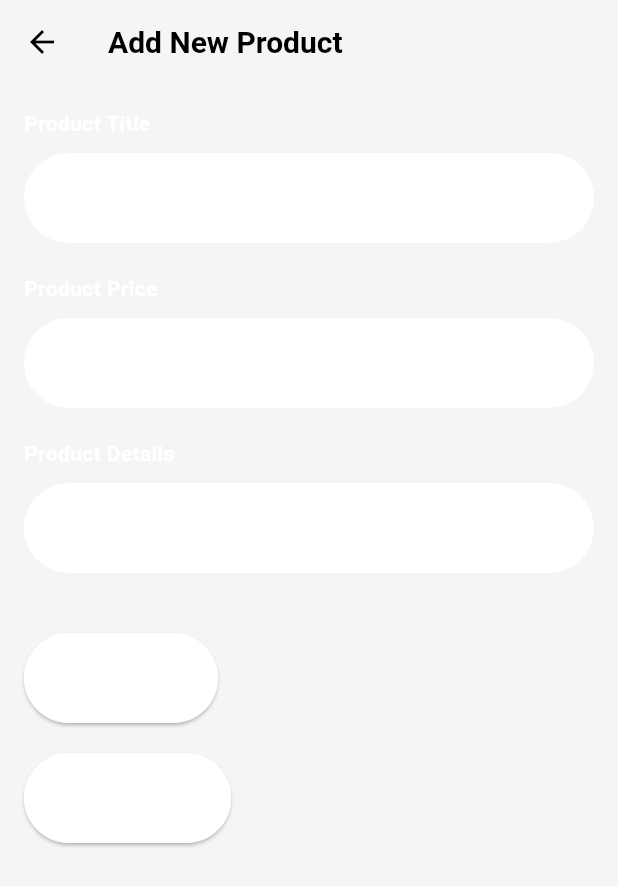
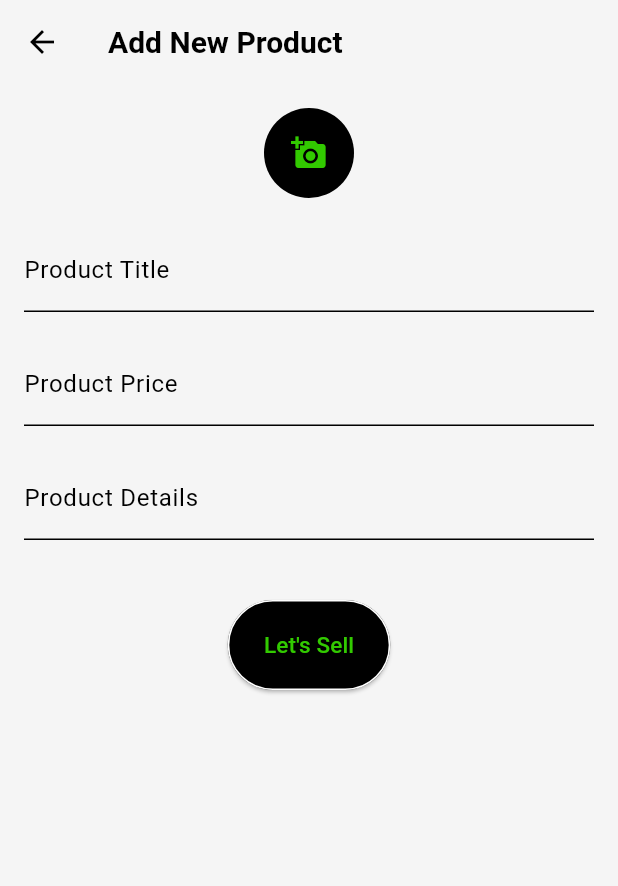
Before and after one commit to karankk-05/Treddit, a Flutter app: the AddPost screen opened by its route, on a phone screen of 412 x 824 dp. Shown: the top 886 px of the screen. Run offline on Flutter 3.47's test engine with Material 3 defaults, Android fonts, the phone set to English and light mode, and no system bars; our stand-ins replace flutter_animate, flutter_secure_storage, image_picker; accounts and stored records are empty; Roboto replaces fonts that are missing (OpenSans).

Commit message:
Fixed Add Post Page UI

```diff
--- a/frontend/kampus_konnect/lib/domains/addpost/add_post_page.dart
+++ b/frontend/kampus_konnect/lib/domains/addpost/add_post_page.dart
@@ -27,6 +27,12 @@ class _AddPostState extends State<AddPost> {
             pickedFiles.map((pickedFile) => File(pickedFile.path)).toList();
       });
     }
+  }
+
+  void _removeImage(int index) {
+    setState(() {
+      _images.removeAt(index);
+    });
   }
 
   Future<void> _submit() async {
@@ -60,89 +66,94 @@ class _AddPostState extends State<AddPost> {
         child: Form(
           child: ListView(
             children: [
-              fields.TextField(
-                  label: 'Product Title',
+              Center(
+                child: CircleAvatar(
+                  backgroundColor:
+                      Theme.of(context).colorScheme.secondaryContainer,
+                  radius: 30,
+                  child: IconButton(
+                    icon: Icon(Icons.add_a_photo),
+                    color: Theme.of(context).colorScheme.primary,
+                    onPressed: _pickImages,
+                  ),
+                ),
+              ),
+              SizedBox(height: 20),
+              TextField(
                 controller: _titleController,
-                  context: context),
+                decoration: InputDecoration(labelText: 'Product Title'),
+              ),
               SizedBox(
                 height: 20,
               ),
-              fields.TextField(
-                  label: 'Product Price',
+              TextField(
                 controller: _priceController,
-                  context: context),
+                decoration: InputDecoration(labelText: 'Product Price'),
+              ),
               SizedBox(
                 height: 20,
               ),
-              fields.TextField(
-                  label: 'Product Details',
+              TextField(
                 controller: _descriptionController,
-                  context: context),
+                decoration: InputDecoration(labelText: 'Product Details'),
+              ),
               SizedBox(
                 height: 20,
               ),
               if (_images.isNotEmpty)
-                GridView.count(
-                  crossAxisSpacing: 10,
-                  crossAxisCount: 3,
+                GridView.builder(
                   shrinkWrap: true,
                   physics: NeverScrollableScrollPhysics(),
-                  children: _images.map((image) {
-                    return Padding(
-                      padding: const EdgeInsets.all(4.0),
-                      child: Image.file(
-                        image,
+                  gridDelegate: SliverGridDelegateWithFixedCrossAxisCount(
+                    crossAxisCount: 3,
+                    crossAxisSpacing: 10,
+                    mainAxisSpacing: 10,
+                  ),
+                  itemCount: _images.length,
+                  itemBuilder: (context, index) {
+                    return Stack(
+                      children: [
+                        Image.file(
+                          _images[index],
                           fit: BoxFit.cover,
+                          width: double.infinity,
                         ),
+                        Positioned(
+                          right: -10,
+                          top: -10,
+                          child: IconButton(
+                            icon: Icon(
+                              Icons.cancel,
+                              color: Colors.red,
+                            ),
+                            onPressed: () => _removeImage(index),
+                          ),
+                        ),
+                      ],
                     );
-                  }).toList(),
+                  },
                 ),
               SizedBox(height: 20),
-              Row(
-                children: [
-                  Container(
-                    height: 60,
+              Center(
                 child: ElevatedButton(
                   style: ButtonStyle(
                     minimumSize: MaterialStateProperty.all(Size(100, 60)),
                     backgroundColor: MaterialStateProperty.all<Color>(
-                            Theme.of(context).colorScheme.primaryContainer),
-                        side: MaterialStateProperty.all<BorderSide>(
-                          BorderSide(color: Colors.white),
-                        ),
-                      ),
-                      onPressed: _pickImages,
-                      child: Text(
-                        'Add Images',
-                        style: mytext.headingtext1(fontSize: 15, context),
-                      ),
-                    ),
-                  ),
-                ],
-              ),
-              SizedBox(height: 20),
-              Row(
-                children: [
-                  Container(
-                    height: 60,
-                    child: ElevatedButton(
-                      style: ButtonStyle(
-                        maximumSize: MaterialStateProperty.all(Size(200, 120)),
-                        backgroundColor: MaterialStateProperty.all<Color>(
-                          Theme.of(context).colorScheme.primaryContainer,
+                      Theme.of(context).colorScheme.secondaryContainer,
                     ),
                     side: MaterialStateProperty.all<BorderSide>(
                       BorderSide(color: Colors.white),
                     ),
                   ),
                   onPressed: _submit,
-                      child: Text('Save Product',
-                          style: mytext.headingtext1(fontSize: 15, context)),
+                  child: Text('Let\'s Sell',
+                      style: TextStyle(
+                        fontSize: 15,
+                        color: Theme.of(context).colorScheme.primary,
+                      )),
                 ),
               ),
-                  Expanded(child: SizedBox())
-                ],
-              ),
+              Expanded(child: SizedBox()),
             ],
           ),
         ),
--- a/frontend/kampus_konnect/lib/domains/myposts/screens/edit_post_details.dart
+++ b/frontend/kampus_konnect/lib/domains/myposts/screens/edit_post_details.dart
@@ -64,7 +64,7 @@ class _EditPostDetailsPageState extends State<EditPostDetailsPage> {
       )
           .then((_) {
         Navigator.of(context).pushReplacement(MaterialPageRoute(
-          builder: (context) => MainPage(),
+          builder: (context) => MainPage(selectedIndex: 1,),
         ));
       });
     }
--- a/frontend/kampus_konnect/lib/domains/user_details/edit_details/edit_user_details.dart
+++ b/frontend/kampus_konnect/lib/domains/user_details/edit_details/edit_user_details.dart
@@ -82,7 +82,7 @@ class _EditUserDetailsPageState extends State<EditUserDetailsPage> {
         await Provider.of<AppUserProvider>(context, listen: false)
             .fetchUser(_email ?? "", _token ?? "");
         Navigator.of(context).pushReplacement(
-            MaterialPageRoute(builder: (context) => MainPage()));
+            MaterialPageRoute(builder: (context) => MainPage(selectedIndex: 3,)));
       });
     }
   }
--- a/frontend/kampus_konnect/lib/main.dart
+++ b/frontend/kampus_konnect/lib/main.dart
@@ -23,7 +23,7 @@ void main() async {
 }
 
 class MyApp extends StatefulWidget {
-  static const String baseUrl = 'http://172.23.145.34:3000';
+  static const String baseUrl = 'http://172.23.144.23:3000';
   @override
   _MyAppState createState() => _MyAppState();
 }
@@ -44,7 +44,6 @@ class _MyAppState extends State<MyApp> {
 
     if (token != null && email != null) {
       return await authService.validateToken(email, token);
-
     }
     return false;
   }
@@ -79,7 +78,7 @@ class _MyAppState extends State<MyApp> {
               home: LoginPage(),
               routes: {
                 '/login': (context) => LoginPage(),
-                '/main': (context) => MainPage(),
+                '/main': (context) => MainPage(selectedIndex: 0),
                 '/home': (context) => HomePage(),
                 // '/chat': (context) => Chat(),
                 '/addPost': (context) => AddPost(),
@@ -91,7 +90,9 @@ class _MyAppState extends State<MyApp> {
             return MaterialApp(
               title: 'Mail Client',
               theme: appthemes.lighttheme,
-              home: MainPage(),
+              home: MainPage(
+                selectedIndex: 0,
+              ),
               routes: {
                 '/login': (context) => LoginPage(),
                 '/home': (context) => HomePage(),
@@ -99,7 +100,7 @@ class _MyAppState extends State<MyApp> {
                 '/addPost': (context) => AddPost(),
                 '/myPosts': (context) => MyPosts(),
                 '/profile': (context) => ProfilePage(),
-                '/main': (context) => MainPage(),
+                '/main': (context) => MainPage(selectedIndex: 0),
               },
             );
           }
```
Also changed, not shown: frontend/kampus_konnect/lib/nav/nav_bar.dart (+9 -9 lines). Lines whose indentation alone changed are shown as unchanged.
